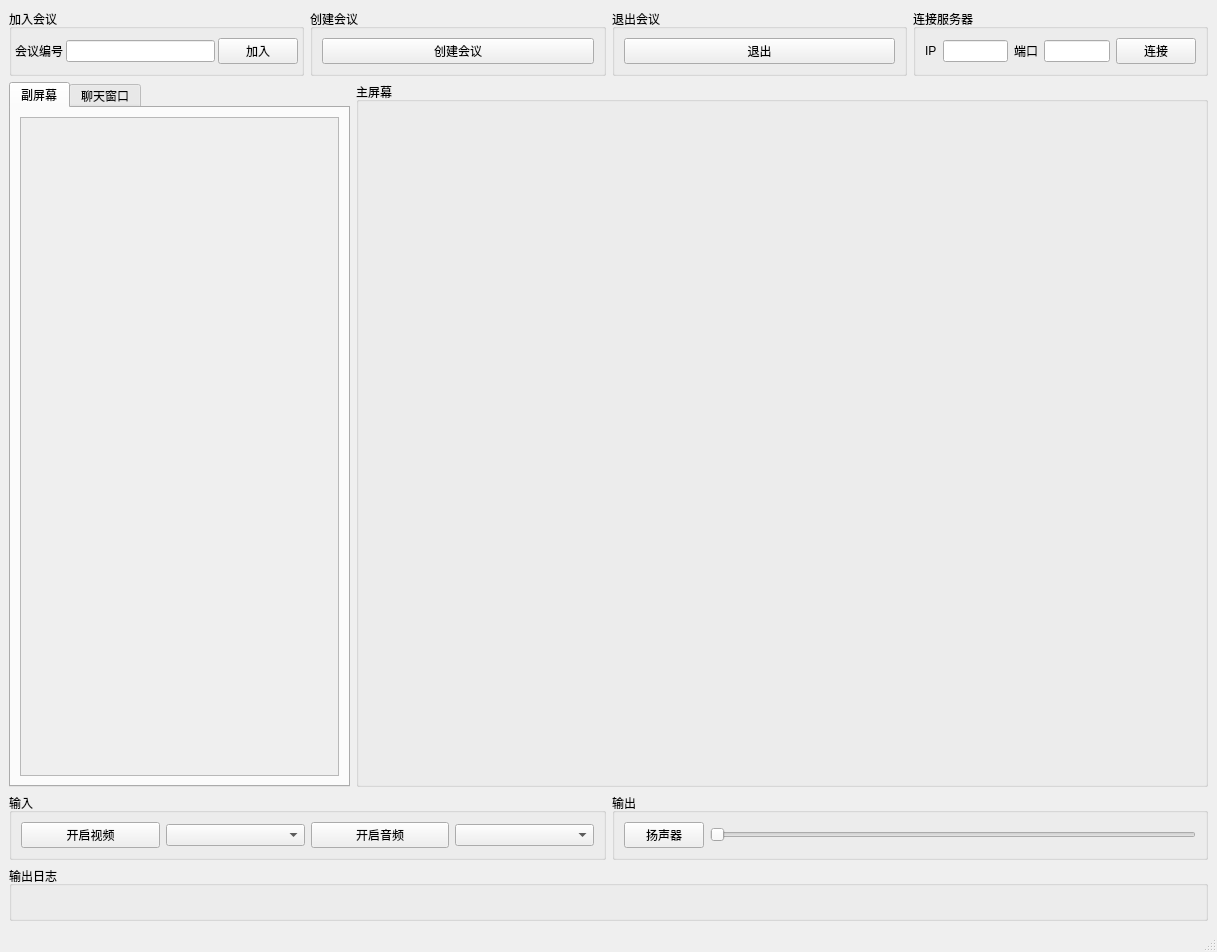
The window that ui/mainwindow.ui (YaHeii/CloudMeeting) describes before a commit, drawn with Qt 5.
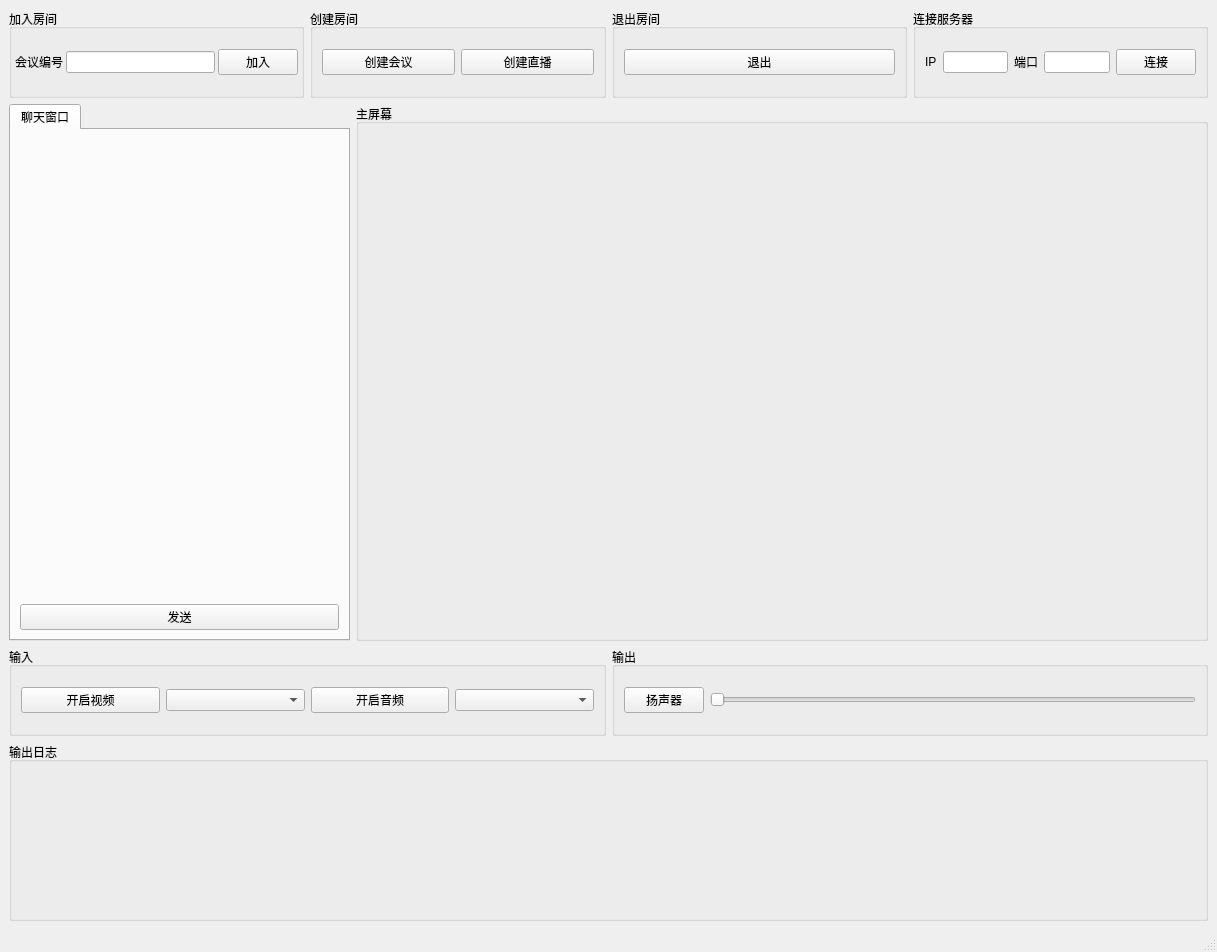
The same window after the commit. Custom widgets are drawn as their Qt base class.

Patch:
```diff
--- a/ui/mainwindow.ui
+++ b/ui/mainwindow.ui
@@ -14,13 +14,13 @@
    <string>MainWindow</string>
   </property>
   <widget class="QWidget" name="centralwidget">
-   <layout class="QVBoxLayout" name="verticalLayout_2">
+   <layout class="QVBoxLayout" name="verticalLayout_2" stretch="1,6,1,2">
     <item>
      <layout class="QHBoxLayout" name="horizontalLayout" stretch="1,1,1,1">
       <item>
        <widget class="QGroupBox" name="groupBox">
         <property name="title">
-         <string>加入会议</string>
+         <string>加入房间</string>
         </property>
         <property name="flat">
          <bool>false</bool>
@@ -67,7 +67,7 @@
       <item>
        <widget class="QGroupBox" name="groupBox_2">
         <property name="title">
-         <string>创建会议</string>
+         <string>创建房间</string>
         </property>
         <property name="flat">
          <bool>false</bool>
@@ -83,13 +83,20 @@
            </property>
           </widget>
          </item>
+         <item>
+          <widget class="QPushButton" name="LiveStreamingBtn">
+           <property name="text">
+            <string>创建直播</string>
+           </property>
+          </widget>
+         </item>
         </layout>
        </widget>
       </item>
       <item>
        <widget class="QGroupBox" name="groupBox_3">
         <property name="title">
-         <string>退出会议</string>
+         <string>退出房间</string>
         </property>
         <property name="flat">
          <bool>false</bool>
@@ -159,40 +166,16 @@
         <property name="currentIndex">
          <number>0</number>
         </property>
-        <widget class="QWidget" name="tab">
-         <attribute name="title">
-          <string>副屏幕</string>
-         </attribute>
-         <layout class="QVBoxLayout" name="verticalLayout_4">
-          <item>
-           <widget class="QScrollArea" name="scrollArea">
-            <property name="widgetResizable">
-             <bool>true</bool>
-            </property>
-            <widget class="QWidget" name="scrollAreaWidgetContents">
-             <property name="geometry">
-              <rect>
-               <x>0</x>
-               <y>0</y>
-               <width>314</width>
-               <height>674</height>
-              </rect>
-             </property>
-            </widget>
-           </widget>
-          </item>
-         </layout>
-        </widget>
         <widget class="QWidget" name="tab_2">
          <attribute name="title">
           <string>聊天窗口</string>
          </attribute>
          <layout class="QVBoxLayout" name="verticalLayout_5">
           <item>
-           <widget class="QListWidget" name="listWidget"/>
-          </item>
-          <item>
-           <layout class="QVBoxLayout" name="widget" stretch="1,0">
+           <layout class="QVBoxLayout" name="widget" stretch="1,2,1">
+            <item>
+             <widget class="VideoWidget" name="smallVideoDisplayWidget" native="true"/>
+            </item>
             <item>
              <widget class="MyTextEdit" name="plainTextEdit" native="true"/>
             </item>
```
Left out of the diff: 2 changed lines with no effect on the pictures.
